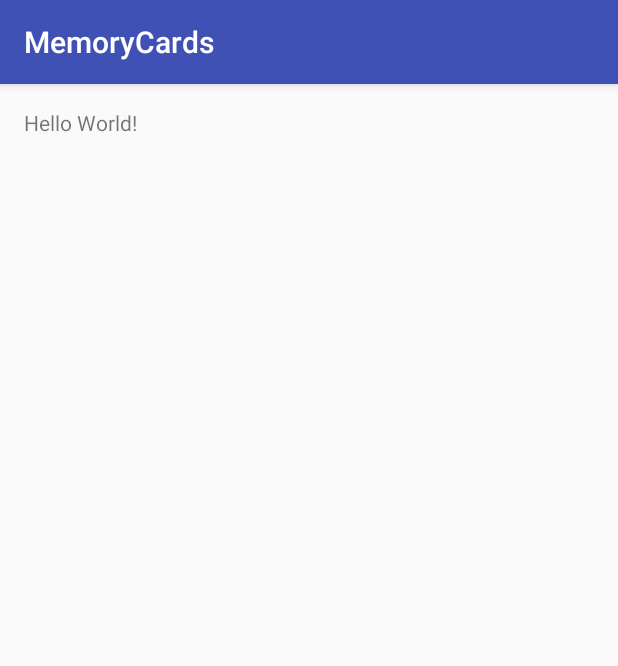
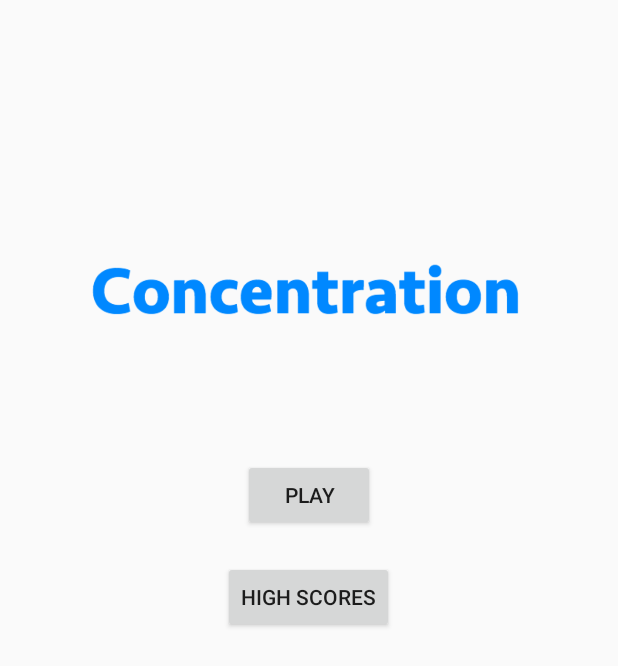
Before and after one commit to henryh1570/Memory-Cards, an Android app: the screen it shows after launch (MainActivity), on a phone screen of 412 x 824 dp. Shown: the top 666 px of the screen. Run offline under Robolectric (Android 15) with nearby library versions, the phone set to English and light mode, and no system bars.

Commit message:
Three activites: Opening, Choose game, Play.

```diff
--- a/app/src/main/AndroidManifest.xml
+++ b/app/src/main/AndroidManifest.xml
@@ -15,6 +15,12 @@
                 <category android:name="android.intent.category.LAUNCHER" />
             </intent-filter>
         </activity>
+        <activity
+            android:name=".SelectionActivity"
+            android:label="SelectionActivity"/>
+        <activity
+            android:name=".PlayActivity"
+            android:label="PlayActivity"></activity>
     </application>
 
 </manifest>
--- a/app/src/main/java/holay/team/memorycards/MainActivity.java
+++ b/app/src/main/java/holay/team/memorycards/MainActivity.java
@@ -1,13 +1,33 @@
 package holay.team.memorycards;
 
+import android.content.Intent;
 import android.support.v7.app.AppCompatActivity;
 import android.os.Bundle;
+import android.view.View;
+import android.widget.Button;
+import android.widget.ImageView;
+import android.widget.TextView;
 
 public class MainActivity extends AppCompatActivity {
+
+    private Button mPlayButton;
 
     @Override
     protected void onCreate(Bundle savedInstanceState) {
         super.onCreate(savedInstanceState);
         setContentView(R.layout.activity_main);
+
+        // Wire components
+        mPlayButton = (Button) findViewById(R.id.play_button);
+
+        // Switch over to SelectionActivity when clicked
+        mPlayButton.setOnClickListener(new View.OnClickListener() {
+            @ Override
+            public void onClick(View v) {
+                Intent i = SelectionActivity.newIntent(MainActivity.this);
+                startActivity(i);
+            }
+        });
+
     }
 }
--- /dev/null
+++ b/app/src/main/res/layout-land/activity_main.xml
@@ -0,0 +1,41 @@
+<?xml version="1.0" encoding="utf-8"?>
+<FrameLayout xmlns:android="http://schemas.android.com/apk/res/android"
+    xmlns:tools="http://schemas.android.com/tools"
+    android:id="@+id/activity_main"
+    android:layout_width="match_parent"
+    android:layout_height="match_parent"
+    android:paddingBottom="@dimen/activity_vertical_margin"
+    android:paddingLeft="@dimen/activity_horizontal_margin"
+    android:paddingRight="@dimen/activity_horizontal_margin"
+    android:paddingTop="@dimen/activity_vertical_margin"
+    tools:context="holay.team.memorycards.MainActivity">
+
+
+    <ImageView
+        android:id="@+id/title_name"
+        android:layout_width="300dp"
+        android:layout_height="120dp"
+        android:src="@drawable/title"
+        android:layout_gravity="center|top"
+        android:layout_marginTop="10dp"
+        android:layout_marginBottom="50dp"/>
+
+    <Button
+        android:id="@+id/play_button"
+        android:layout_width="wrap_content"
+        android:layout_height="wrap_content"
+        android:layout_gravity="center"
+        android:layout_marginTop="25dp"
+        android:text="@string/play_text"
+        android:layout_marginBottom="20dp"/>
+
+    <Button
+        android:id="@+id/highScore_button"
+        android:layout_width="wrap_content"
+        android:layout_height="wrap_content"
+        android:layout_marginTop="75dp"
+        android:layout_gravity="center"
+        android:text="@string/highScore_text"/>
+
+
+</FrameLayout>
--- a/app/src/main/res/layout/activity_main.xml
+++ b/app/src/main/res/layout/activity_main.xml
@@ -10,8 +10,31 @@
     android:paddingTop="@dimen/activity_vertical_margin"
     tools:context="holay.team.memorycards.MainActivity">
 
-    <TextView
+    <Button
+        android:id="@+id/play_button"
         android:layout_width="wrap_content"
         android:layout_height="wrap_content"
-        android:text="Hello World!" />
+        android:layout_below="@+id/title_name"
+        android:layout_centerHorizontal="true"
+        android:text="@string/play_text"
+        android:layout_marginBottom="20dp"/>
+
+    <Button
+        android:id="@+id/highScore_button"
+        android:layout_width="wrap_content"
+        android:layout_height="wrap_content"
+        android:layout_below="@+id/play_button"
+        android:layout_centerHorizontal="true"
+        android:text="@string/highScore_text"/>
+
+    <ImageView
+        android:id="@+id/title_name"
+        android:layout_width="300dp"
+        android:layout_height="120dp"
+        android:src="@drawable/title"
+        android:layout_centerHorizontal="true"
+        android:layout_marginTop="120dp"
+        android:layout_marginBottom="50dp"/>
+
+
 </RelativeLayout>
--- a/app/src/main/res/values/colors.xml
+++ b/app/src/main/res/values/colors.xml
@@ -3,4 +3,8 @@
     <color name="colorPrimary">#3F51B5</color>
     <color name="colorPrimaryDark">#303F9F</color>
     <color name="colorAccent">#FF4081</color>
+    <color name="fontColor">#0088FF</color>
+
+
+    <color name="black_overlay">#66000000</color>
 </resources>
--- a/app/src/main/res/values/styles.xml
+++ b/app/src/main/res/values/styles.xml
@@ -1,11 +1,12 @@
 <resources>
 
     <!-- Base application theme. -->
-    <style name="AppTheme" parent="Theme.AppCompat.Light.DarkActionBar">
+    <style name="AppTheme" parent="Theme.AppCompat.DayNight.NoActionBar">
         <!-- Customize your theme here. -->
         <item name="colorPrimary">@color/colorPrimary</item>
         <item name="colorPrimaryDark">@color/colorPrimaryDark</item>
         <item name="colorAccent">@color/colorAccent</item>
     </style>
 
+
 </resources>
```
Also changed, not shown: app/src/main/java/holay/team/memorycards/PlayActivity.java (added, +20 -0 lines), app/src/main/java/holay/team/memorycards/SelectionActivity.java (added, +108 -0 lines), app/src/main/res/layout-land/activity_selection.xml (added, +90 -0 lines), app/src/main/res/layout/activity_play.xml (added, +20 -0 lines), app/src/main/res/layout/activity_selection.xml (added, +90 -0 lines), app/src/main/res/values/strings.xml (+15 -1 lines), app/src/main/res/drawable/title.png (added), 5 other files.
